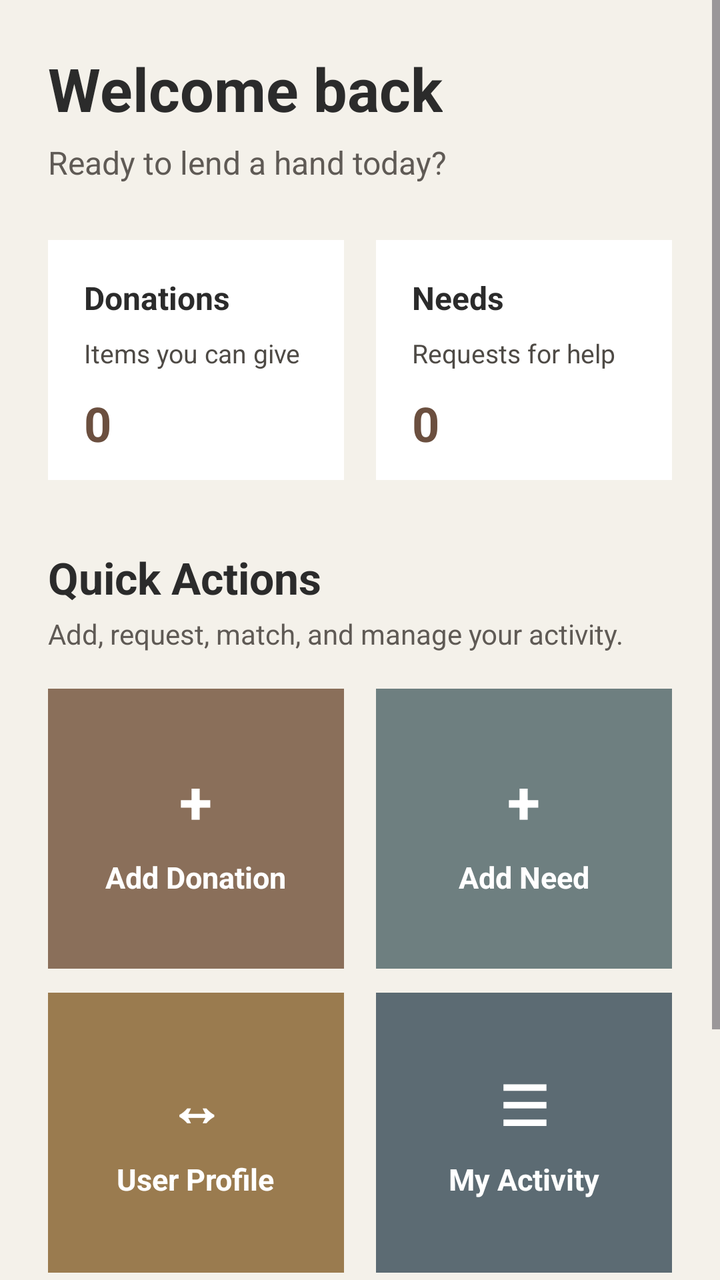
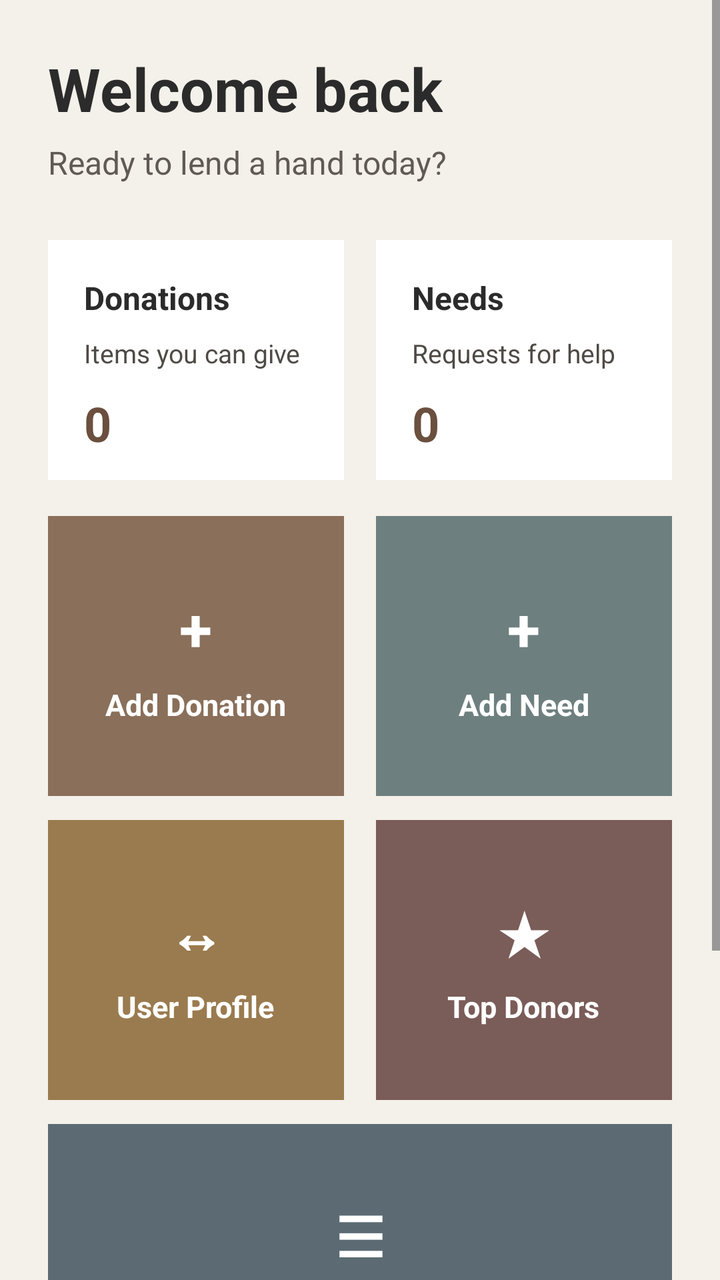

Compare the two renders of this Android layout. The source of the first and the diff that turns it into the second are given below.
<!-- AndroidManifest.xml: application theme Theme.LendAHand -->
<!-- res/layout/dashboard_activity.xml -->
<?xml version="1.0" encoding="utf-8"?>
<ScrollView xmlns:android="http://schemas.android.com/apk/res/android"
    android:layout_width="match_parent"
    android:layout_height="match_parent"
    android:background="#F4F1EA"
    android:fillViewport="true">

    <LinearLayout
        android:layout_width="match_parent"
        android:layout_height="wrap_content"
        android:orientation="vertical"
        android:padding="24dp">

        

        <TextView
            android:id="@+id/welcomeText"
            android:layout_width="wrap_content"
            android:layout_height="wrap_content"
            android:text="Welcome back"
            android:textColor="#2B2B2B"
            android:textSize="30sp"
            android:textStyle="bold" />

        <TextView
            android:layout_width="wrap_content"
            android:layout_height="wrap_content"
            android:text="Ready to lend a hand today?"
            android:textColor="#5F5A55"
            android:textSize="16sp"
            android:layout_marginTop="6dp" />

        
        <LinearLayout
            android:layout_width="match_parent"
            android:layout_height="wrap_content"
            android:orientation="horizontal"
            android:layout_marginTop="28dp"
            android:weightSum="2">

            <LinearLayout
                android:layout_width="0dp"
                android:layout_height="120dp"
                android:layout_weight="1"
                android:orientation="vertical"
                android:padding="18dp"
                android:background="#FFFFFF"
                android:layout_marginEnd="8dp">

                <TextView
                    android:layout_width="wrap_content"
                    android:layout_height="wrap_content"
                    android:text="Donations"
                    android:textColor="#2B2B2B"
                    android:textSize="16sp"
                    android:textStyle="bold" />

                <TextView
                    android:layout_width="wrap_content"
                    android:layout_height="wrap_content"
                    android:text="Items you can give"
                    android:textColor="#4E4A45"
                    android:textSize="13sp"
                    android:layout_marginTop="8dp" />

                <TextView
                    android:id="@+id/txtDonationCount"
                    android:layout_width="wrap_content"
                    android:layout_height="wrap_content"
                    android:layout_marginTop="10dp"
                    android:text="0"
                    android:textColor="#6B4F3F"
                    android:textSize="24sp"
                    android:textStyle="bold" />
            </LinearLayout>

            <LinearLayout
                android:layout_width="0dp"
                android:layout_height="120dp"
                android:layout_marginStart="8dp"
                android:layout_weight="1"
                android:background="#FFFFFF"
                android:orientation="vertical"
                android:padding="18dp">

                <TextView
                    android:layout_width="wrap_content"
                    android:layout_height="wrap_content"
                    android:text="Needs"
                    android:textColor="#2B2B2B"
                    android:textSize="16sp"
                    android:textStyle="bold" />

                <TextView
                    android:layout_width="wrap_content"
                    android:layout_height="wrap_content"
                    android:layout_marginTop="8dp"
                    android:text="Requests for help"
                    android:textColor="#4E4A45"
                    android:textSize="13sp" />

                <TextView
                    android:id="@+id/txtNeedCount"
                    android:layout_width="wrap_content"
                    android:layout_height="wrap_content"
                    android:layout_marginTop="10dp"
                    android:text="0"
                    android:textColor="#6B4F3F"
                    android:textSize="24sp"
                    android:textStyle="bold" />
            </LinearLayout>
        </LinearLayout>

        
        <TextView
            android:layout_width="wrap_content"
            android:layout_height="wrap_content"
            android:text="Quick Actions"
            android:textColor="#2B2B2B"
            android:textSize="22sp"
            android:textStyle="bold"
            android:layout_marginTop="34dp" />

        <TextView
            android:layout_width="wrap_content"
            android:layout_height="wrap_content"
            android:text="Add, request, match, and manage your activity."
            android:textColor="#5F5A55"
            android:textSize="14sp"
            android:layout_marginTop="4dp" />

        
        <LinearLayout
            android:layout_width="match_parent"
            android:layout_height="wrap_content"
            android:orientation="vertical"
            android:layout_marginTop="18dp">

            
            <LinearLayout
                android:layout_width="match_parent"
                android:layout_height="wrap_content"
                android:orientation="horizontal"
                android:weightSum="2">

                <LinearLayout
                    android:id="@+id/btnAddDonation"
                    android:layout_width="0dp"
                    android:layout_height="140dp"
                    android:layout_weight="1"
                    android:orientation="vertical"
                    android:background="#8A6F5A"
                    android:padding="16dp"
                    android:layout_marginEnd="8dp"
                    android:gravity="center"
                    android:clickable="true"
                    android:focusable="true">

                    <TextView
                        android:layout_width="wrap_content"
                        android:layout_height="wrap_content"
                        android:text="+"
                        android:textSize="30sp"
                        android:textColor="#FFFFFF"
                        android:textStyle="bold" />

                    <TextView
                        android:layout_width="wrap_content"
                        android:layout_height="wrap_content"
                        android:text="Add Donation"
                        android:textSize="15sp"
                        android:textColor="#FFFFFF"
                        android:layout_marginTop="8dp"
                        android:textStyle="bold" />
                </LinearLayout>

                <LinearLayout
                    android:id="@+id/btnAddNeed"
                    android:layout_width="0dp"
                    android:layout_height="140dp"
                    android:layout_weight="1"
                    android:orientation="vertical"
                    android:background="#6E7F80"
                    android:padding="16dp"
                    android:layout_marginStart="8dp"
                    android:gravity="center"
                    android:clickable="true"
                    android:focusable="true">

                    <TextView
                        android:layout_width="wrap_content"
                        android:layout_height="wrap_content"
                        android:text="+"
                        android:textSize="30sp"
                        android:textColor="#FFFFFF"
                        android:textStyle="bold" />

                    <TextView
                        android:layout_width="wrap_content"
                        android:layout_height="wrap_content"
                        android:text="Add Need"
                        android:textSize="15sp"
                        android:textColor="#FFFFFF"
                        android:layout_marginTop="8dp"
                        android:textStyle="bold" />
                </LinearLayout>
            </LinearLayout>

            
            <LinearLayout
                android:layout_width="match_parent"
                android:layout_height="wrap_content"
                android:orientation="horizontal"
                android:layout_marginTop="12dp"
                android:weightSum="2">

                <LinearLayout
                    android:id="@+id/btnViewMatches"
                    android:layout_width="0dp"
                    android:layout_height="140dp"
                    android:layout_weight="1"
                    android:orientation="vertical"
                    android:background="#9A7B4F"
                    android:padding="16dp"
                    android:layout_marginEnd="8dp"
                    android:gravity="center"
                    android:clickable="true"
                    android:focusable="true">

                    <TextView
                        android:layout_width="wrap_content"
                        android:layout_height="wrap_content"
                        android:text="↔"
                        android:textSize="28sp"
                        android:textColor="#FFFFFF"
                        android:textStyle="bold" />

                    <TextView
                        android:layout_width="wrap_content"
                        android:layout_height="wrap_content"
                        android:text="User Profile"
                        android:textSize="15sp"
                        android:textColor="#FFFFFF"
                        android:layout_marginTop="8dp"
                        android:textStyle="bold" />
                </LinearLayout>

                <LinearLayout
                    android:id="@+id/btnMyActivity"
                    android:layout_width="0dp"
                    android:layout_height="140dp"
                    android:layout_weight="1"
                    android:orientation="vertical"
                    android:background="#5C6B73"
                    android:padding="16dp"
                    android:layout_marginStart="8dp"
                    android:gravity="center"
                    android:clickable="true"
                    android:focusable="true">

                    <TextView
                        android:layout_width="wrap_content"
                        android:layout_height="wrap_content"
                        android:text="☰"
                        android:textSize="28sp"
                        android:textColor="#FFFFFF"
                        android:textStyle="bold" />

                    <TextView
                        android:layout_width="wrap_content"
                        android:layout_height="wrap_content"
                        android:text="My Activity"
                        android:textSize="15sp"
                        android:textColor="#FFFFFF"
                        android:layout_marginTop="8dp"
                        android:textStyle="bold" />
                </LinearLayout>
            </LinearLayout>
        </LinearLayout>

        
        <LinearLayout
            android:layout_width="match_parent"
            android:layout_height="wrap_content"
            android:orientation="vertical"
            android:padding="20dp"
            android:background="#FFFFFF"
            android:layout_marginTop="28dp">

            <TextView
                android:layout_width="wrap_content"
                android:layout_height="wrap_content"
                android:text="Small help, big impact"
                android:textColor="#2B2B2B"
                android:textSize="18sp"
                android:textStyle="bold" />

            <TextView
                android:layout_width="match_parent"
                android:layout_height="wrap_content"
                android:text="Share what you have, request what you need, and connect with people around you."
                android:textColor="#4E4A45"
                android:textSize="14sp"
                android:layout_marginTop="8dp" />
        </LinearLayout>

    </LinearLayout>
</ScrollView>
<!-- resources referenced by this layout -->
<resources>
  <style name="Theme.LendAHand" parent="Base.Theme.LendAHand" />
  <style name="Base.Theme.LendAHand" parent="Theme.Material3.DayNight.NoActionBar">
          
          
      </style>
</resources>

<!-- the commit's change to res/layout/dashboard_activity.xml (unified diff, before → after) -->
@@ -12,7 +12,6 @@
         android:padding="24dp">
 
         
-
         <TextView
             android:id="@+id/welcomeText"
             android:layout_width="wrap_content"
@@ -67,21 +66,21 @@
                     android:id="@+id/txtDonationCount"
                     android:layout_width="wrap_content"
                     android:layout_height="wrap_content"
-                    android:layout_marginTop="10dp"
                     android:text="0"
                     android:textColor="#6B4F3F"
                     android:textSize="24sp"
-                    android:textStyle="bold" />
+                    android:textStyle="bold"
+                    android:layout_marginTop="10dp" />
             </LinearLayout>
 
             <LinearLayout
                 android:layout_width="0dp"
                 android:layout_height="120dp"
-                android:layout_marginStart="8dp"
-                android:layout_weight="1"
+                android:layout_weight="1"
+                android:orientation="vertical"
+                android:padding="18dp"
                 android:background="#FFFFFF"
-                android:orientation="vertical"
-                android:padding="18dp">
+                android:layout_marginStart="8dp">
 
                 <TextView
                     android:layout_width="wrap_content"
@@ -94,188 +93,194 @@
                 <TextView
                     android:layout_width="wrap_content"
                     android:layout_height="wrap_content"
-                    android:layout_marginTop="8dp"
                     android:text="Requests for help"
                     android:textColor="#4E4A45"
-                    android:textSize="13sp" />
+                    android:textSize="13sp"
+                    android:layout_marginTop="8dp" />
 
                 <TextView
                     android:id="@+id/txtNeedCount"
                     android:layout_width="wrap_content"
                     android:layout_height="wrap_content"
-                    android:layout_marginTop="10dp"
                     android:text="0"
                     android:textColor="#6B4F3F"
                     android:textSize="24sp"
-                    android:textStyle="bold" />
-            </LinearLayout>
-        </LinearLayout>
-
-        
-        <TextView
-            android:layout_width="wrap_content"
-            android:layout_height="wrap_content"
-            android:text="Quick Actions"
-            android:textColor="#2B2B2B"
-            android:textSize="22sp"
-            android:textStyle="bold"
-            android:layout_marginTop="34dp" />
-
-        <TextView
-            android:layout_width="wrap_content"
-            android:layout_height="wrap_content"
-            android:text="Add, request, match, and manage your activity."
-            android:textColor="#5F5A55"
-            android:textSize="14sp"
-            android:layout_marginTop="4dp" />
-
-        
-        <LinearLayout
-            android:layout_width="match_parent"
-            android:layout_height="wrap_content"
+                    android:textStyle="bold"
+                    android:layout_marginTop="10dp" />
+            </LinearLayout>
+        </LinearLayout>
+
+        
+        <LinearLayout
+            android:layout_width="match_parent"
+            android:layout_height="wrap_content"
+            android:orientation="horizontal"
+            android:layout_marginTop="18dp"
+            android:weightSum="2">
+
+            <LinearLayout
+                android:id="@+id/btnAddDonation"
+                android:layout_width="0dp"
+                android:layout_height="140dp"
+                android:layout_weight="1"
+                android:orientation="vertical"
+                android:background="#8A6F5A"
+                android:padding="16dp"
+                android:layout_marginEnd="8dp"
+                android:gravity="center"
+                android:clickable="true"
+                android:focusable="true">
+
+                <TextView
+                    android:layout_width="wrap_content"
+                    android:layout_height="wrap_content"
+                    android:text="+"
+                    android:textSize="30sp"
+                    android:textColor="#FFFFFF"
+                    android:textStyle="bold" />
+
+                <TextView
+                    android:layout_width="wrap_content"
+                    android:layout_height="wrap_content"
+                    android:text="Add Donation"
+                    android:textSize="15sp"
+                    android:textColor="#FFFFFF"
+                    android:layout_marginTop="8dp"
+                    android:textStyle="bold" />
+            </LinearLayout>
+
+            <LinearLayout
+                android:id="@+id/btnAddNeed"
+                android:layout_width="0dp"
+                android:layout_height="140dp"
+                android:layout_weight="1"
+                android:orientation="vertical"
+                android:background="#6E7F80"
+                android:padding="16dp"
+                android:layout_marginStart="8dp"
+                android:gravity="center"
+                android:clickable="true"
+                android:focusable="true">
+
+                <TextView
+                    android:layout_width="wrap_content"
+                    android:layout_height="wrap_content"
+                    android:text="+"
+                    android:textSize="30sp"
+                    android:textColor="#FFFFFF"
+                    android:textStyle="bold" />
+
+                <TextView
+                    android:layout_width="wrap_content"
+                    android:layout_height="wrap_content"
+                    android:text="Add Need"
+                    android:textSize="15sp"
+                    android:textColor="#FFFFFF"
+                    android:layout_marginTop="8dp"
+                    android:textStyle="bold" />
+            </LinearLayout>
+        </LinearLayout>
+
+        
+        <LinearLayout
+            android:layout_width="match_parent"
+            android:layout_height="wrap_content"
+            android:orientation="horizontal"
+            android:layout_marginTop="12dp"
+            android:weightSum="2">
+
+            <LinearLayout
+                android:id="@+id/btnViewMatches"
+                android:layout_width="0dp"
+                android:layout_height="140dp"
+                android:layout_weight="1"
+                android:orientation="vertical"
+                android:background="#9A7B4F"
+                android:padding="16dp"
+                android:layout_marginEnd="8dp"
+                android:gravity="center"
+                android:clickable="true"
+                android:focusable="true">
+
+                <TextView
+                    android:layout_width="wrap_content"
+                    android:layout_height="wrap_content"
+                    android:text="↔"
+                    android:textSize="28sp"
+                    android:textColor="#FFFFFF"
+                    android:textStyle="bold" />
+
+                <TextView
+                    android:layout_width="wrap_content"
+                    android:layout_height="wrap_content"
+                    android:text="User Profile"
+                    android:textSize="15sp"
+                    android:textColor="#FFFFFF"
+                    android:layout_marginTop="8dp"
+                    android:textStyle="bold" />
+            </LinearLayout>
+
+            <LinearLayout
+                android:id="@+id/btnTopDonors"
+                android:layout_width="0dp"
+                android:layout_height="140dp"
+                android:layout_weight="1"
+                android:orientation="vertical"
+                android:background="#7A5C58"
+                android:padding="16dp"
+                android:layout_marginStart="8dp"
+                android:gravity="center"
+                android:clickable="true"
+                android:focusable="true">
+
+                <TextView
+                    android:layout_width="wrap_content"
+                    android:layout_height="wrap_content"
+                    android:text="★"
+                    android:textSize="28sp"
+                    android:textColor="#FFFFFF"
+                    android:textStyle="bold" />
+
+                <TextView
+                    android:layout_width="wrap_content"
+                    android:layout_height="wrap_content"
+                    android:text="Top Donors"
+                    android:textSize="15sp"
+                    android:textColor="#FFFFFF"
+                    android:layout_marginTop="8dp"
+                    android:textStyle="bold" />
+            </LinearLayout>
+        </LinearLayout>
+
+        
+        <LinearLayout
+            android:id="@+id/btnMyActivity"
+            android:layout_width="match_parent"
+            android:layout_height="140dp"
+            android:layout_marginTop="12dp"
             android:orientation="vertical"
-            android:layout_marginTop="18dp">
-
-            
-            <LinearLayout
-                android:layout_width="match_parent"
+            android:background="#5C6B73"
+            android:padding="16dp"
+            android:gravity="center"
+            android:clickable="true"
+            android:focusable="true">
+
+            <TextView
+                android:layout_width="wrap_content"
                 android:layout_height="wrap_content"
-                android:orientation="horizontal"
-                android:weightSum="2">
-
-                <LinearLayout
-                    android:id="@+id/btnAddDonation"
-                    android:layout_width="0dp"
-                    android:layout_height="140dp"
-                    android:layout_weight="1"
-                    android:orientation="vertical"
-                    android:background="#8A6F5A"
-                    android:padding="16dp"
-                    android:layout_marginEnd="8dp"
-                    android:gravity="center"
-                    android:clickable="true"
-                    android:focusable="true">
-
-                    <TextView
-                        android:layout_width="wrap_content"
-                        android:layout_height="wrap_content"
-                        android:text="+"
-                        android:textSize="30sp"
-                        android:textColor="#FFFFFF"
-                        android:textStyle="bold" />
-
-                    <TextView
-                        android:layout_width="wrap_content"
-                        android:layout_height="wrap_content"
-                        android:text="Add Donation"
-                        android:textSize="15sp"
-                        android:textColor="#FFFFFF"
-                        android:layout_marginTop="8dp"
-                        android:textStyle="bold" />
-                </LinearLayout>
-
-                <LinearLayout
-                    android:id="@+id/btnAddNeed"
-                    android:layout_width="0dp"
-                    android:layout_height="140dp"
-                    android:layout_weight="1"
-                    android:orientation="vertical"
-                    android:background="#6E7F80"
-                    android:padding="16dp"
-                    android:layout_marginStart="8dp"
-                    android:gravity="center"
-                    android:clickable="true"
-                    android:focusable="true">
-
-                    <TextView
-                        android:layout_width="wrap_content"
-                        android:layout_height="wrap_content"
-                        android:text="+"
-                        android:textSize="30sp"
-                        android:textColor="#FFFFFF"
-                        android:textStyle="bold" />
-
-                    <TextView
-                        android:layout_width="wrap_content"
-                        android:layout_height="wrap_content"
-                        android:text="Add Need"
-                        android:textSize="15sp"
-                        android:textColor="#FFFFFF"
-                        android:layout_marginTop="8dp"
-                        android:textStyle="bold" />
-                </LinearLayout>
-            </LinearLayout>
-
-            
-            <LinearLayout
-                android:layout_width="match_parent"
+                android:text="☰"
+                android:textSize="28sp"
+                android:textColor="#FFFFFF"
+                android:textStyle="bold" />
+
+            <TextView
+                android:layout_width="wrap_content"
                 android:layout_height="wrap_content"
-                android:orientation="horizontal"
-                android:layout_marginTop="12dp"
-                android:weightSum="2">
-
-                <LinearLayout
-                    android:id="@+id/btnViewMatches"
-                    android:layout_width="0dp"
-                    android:layout_height="140dp"
-                    android:layout_weight="1"
-                    android:orientation="vertical"
-                    android:background="#9A7B4F"
-                    android:padding="16dp"
-                    android:layout_marginEnd="8dp"
-                    android:gravity="center"
-                    android:clickable="true"
-                    android:focusable="true">
-
-                    <TextView
-                        android:layout_width="wrap_content"
-                        android:layout_height="wrap_content"
-                        android:text="↔"
-                        android:textSize="28sp"
-                        android:textColor="#FFFFFF"
-                        android:textStyle="bold" />
-
-                    <TextView
-                        android:layout_width="wrap_content"
-                        android:layout_height="wrap_content"
-                        android:text="User Profile"
-                        android:textSize="15sp"
-                        android:textColor="#FFFFFF"
-                        android:layout_marginTop="8dp"
-                        android:textStyle="bold" />
-                </LinearLayout>
-
-                <LinearLayout
-                    android:id="@+id/btnMyActivity"
-                    android:layout_width="0dp"
-                    android:layout_height="140dp"
-                    android:layout_weight="1"
-                    android:orientation="vertical"
-                    android:background="#5C6B73"
-                    android:padding="16dp"
-                    android:layout_marginStart="8dp"
-                    android:gravity="center"
-                    android:clickable="true"
-                    android:focusable="true">
-
-                    <TextView
-                        android:layout_width="wrap_content"
-                        android:layout_height="wrap_content"
-                        android:text="☰"
-                        android:textSize="28sp"
-                        android:textColor="#FFFFFF"
-                        android:textStyle="bold" />
-
-                    <TextView
-                        android:layout_width="wrap_content"
-                        android:layout_height="wrap_content"
-                        android:text="My Activity"
-                        android:textSize="15sp"
-                        android:textColor="#FFFFFF"
-                        android:layout_marginTop="8dp"
-                        android:textStyle="bold" />
-                </LinearLayout>
-            </LinearLayout>
+                android:text="My Activity"
+                android:textSize="15sp"
+                android:textColor="#FFFFFF"
+                android:layout_marginTop="8dp"
+                android:textStyle="bold" />
         </LinearLayout>
 
         
@@ -291,16 +296,16 @@
                 android:layout_width="wrap_content"
                 android:layout_height="wrap_content"
                 android:text="Small help, big impact"
-                android:textColor="#2B2B2B"
                 android:textSize="18sp"
-                android:textStyle="bold" />
+                android:textStyle="bold"
+                android:textColor="#2B2B2B" />
 
             <TextView
-                android:layout_width="match_parent"
+                android:layout_width="wrap_content"
                 android:layout_height="wrap_content"
                 android:text="Share what you have, request what you need, and connect with people around you."
+                android:textSize="14sp"
                 android:textColor="#4E4A45"
-                android:textSize="14sp"
                 android:layout_marginTop="8dp" />
         </LinearLayout>
 
